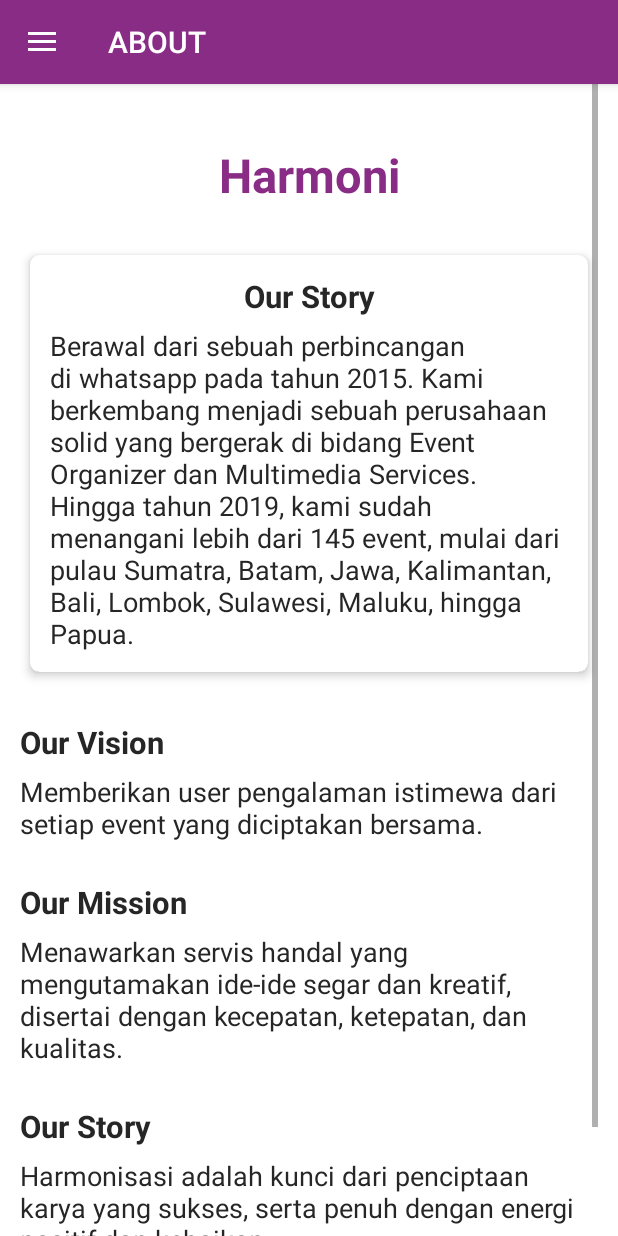
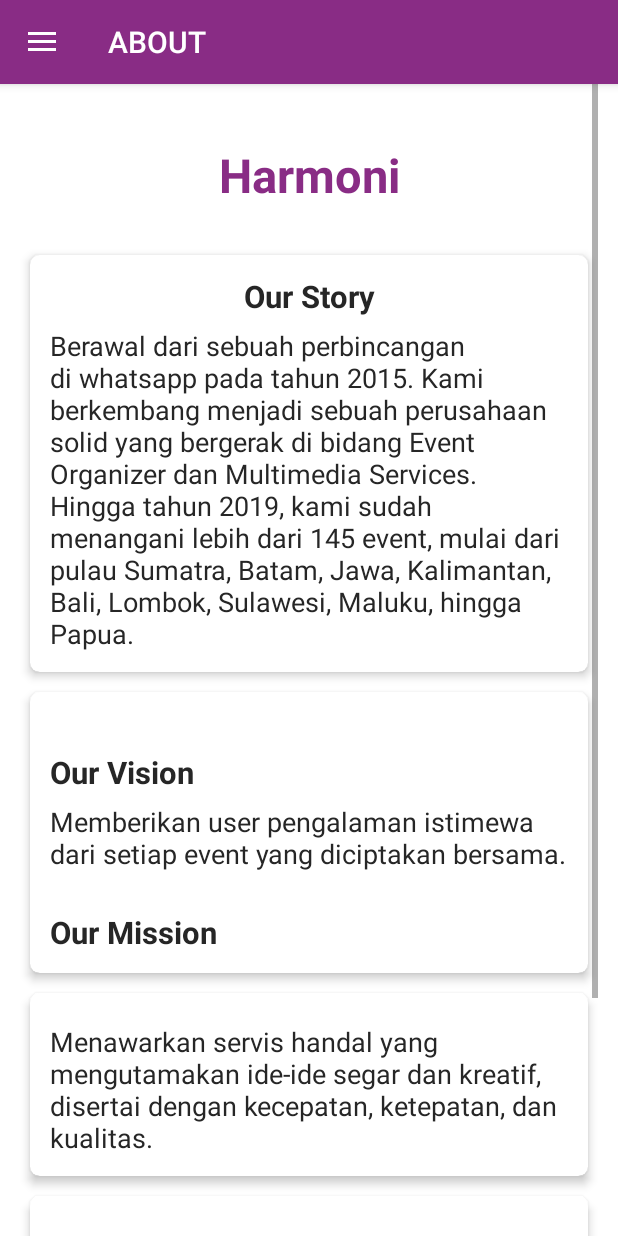
Before and after one commit to himorfosis/harmoni_app, an Android app: the screen it shows after launch (HomeAuthActivity), in the side drawer, after a tap on "Tentang", on a phone screen of 412 x 824 dp. Run offline under Robolectric (Android 15) with nearby library versions, the phone set to English and light mode, and no system bars; our stand-ins replace sdp/ssp sizes; network calls fail; 4 statements that could not run were skipped.

Commit message:
new design about, event

```diff
--- a/app/src/main/java/com/harmonievent/event/EventInput.kt
+++ b/app/src/main/java/com/harmonievent/event/EventInput.kt
@@ -82,7 +82,7 @@ class EventInput : AppCompatActivity() {
 
         send_event_btn.onClick {
 
-//            checkEventDuration()
+            checkEventDuration()
             checkSubmitDataEvent()
         }
 
@@ -124,7 +124,6 @@ class EventInput : AppCompatActivity() {
 
                     // set data
                     val map = HashMap<String, RequestBody>()
-                    map["id_admin"] = createPartFromString("")
                     map["id_user"] = createPartFromString(idUser)
                     map["judul"] = createPartFromString(title)
                     map["deskripsi"] = createPartFromString(description)
@@ -143,7 +142,7 @@ class EventInput : AppCompatActivity() {
 
                     //  push event without image
                     service.createEventWithoutImage(
-                        "", idUser!!, title, description, location,
+                        idUser!!, title, description, location,
                         DATE_SELECTED, DATE_SELECTED, DateCore.getDateToday(),
                         phone, email, "Menunggu Verifikasi", ""
                     )
--- a/app/src/main/java/com/harmonievent/homepage/fragment/auth/Login.kt
+++ b/app/src/main/java/com/harmonievent/homepage/fragment/auth/Login.kt
@@ -9,6 +9,7 @@ import androidx.fragment.app.Fragment
 import com.harmonievent.R
 import com.harmonievent.dialog.DialogLoading
 import com.harmonievent.homepage.HomeActivity
+import com.harmonievent.homepage.HomeAuthActivity
 import com.harmonievent.network.config.AppNetwork
 import com.harmonievent.network.service.UserService
 import com.harmonievent.utilities.preferences.AppPreferences
@@ -47,6 +48,14 @@ class Login : Fragment() {
             checkAuth()
         }
 
+        register_tv.onClick {
+            startActivity(
+                intentFor<HomeAuthActivity>(
+                    "HOME" to HomeAuthActivity.REGISTER
+                )
+            )
+        }
+
     }
 
     private fun checkAuth() {
@@ -68,16 +77,16 @@ class Login : Fragment() {
             .observeOn(AndroidSchedulers.mainThread())
             .subscribeOn(Schedulers.io()).subscribe({
 
-                for (pos in 0 until  it.data.size) {
+                for (pos in 0 until it.data.size) {
 
                     var data = it.data[pos]
                     if (data.username == username && data.password == password) {
                         // save data preferences
-                        HarmoniPreferences.account.setString("name", username )
-                        HarmoniPreferences.account.setString("password", password )
-                        HarmoniPreferences.account.setString("email", data.email )
-                        HarmoniPreferences.account.setString("phone", data.no_telp )
-                        HarmoniPreferences.account.setString("id", data.id_user )
+                        HarmoniPreferences.account.setString("name", username)
+                        HarmoniPreferences.account.setString("password", password)
+                        HarmoniPreferences.account.setString("email", data.email)
+                        HarmoniPreferences.account.setString("phone", data.no_telp)
+                        HarmoniPreferences.account.setString("id", data.id_user)
 
                         onSuccessful()
                         break
--- a/app/src/main/java/com/harmonievent/homepage/fragment/auth/Register.kt
+++ b/app/src/main/java/com/harmonievent/homepage/fragment/auth/Register.kt
@@ -62,7 +62,7 @@ class Register : Fragment() {
         if (username.isNotEmpty() && password.isNotEmpty() && email.isNotEmpty()
             && phone.isNotEmpty()
         ) {
-            onPostLogin(UserModel(0, name, phone, email, password))
+            onPostLogin(UserModel(0, name, phone, email, username, password))
         } else {
             onNotComplete()
         }
--- a/app/src/main/java/com/harmonievent/homepage/fragment/calendar/CalendarFragment.kt
+++ b/app/src/main/java/com/harmonievent/homepage/fragment/calendar/CalendarFragment.kt
@@ -91,13 +91,11 @@ class CalendarFragment : Fragment(), CompactCalendarView.CompactCalendarViewList
     private fun setEventSelectedMonth(monthSelected: String) {
 
         isLog("setEventSelectedMonth")
+        isLog("month : $monthSelected")
 
         adapterEvent.clear()
 
-        isLog("month : $monthSelected")
-
         var listEvent: MutableList<EventModelResponse.Data> = ArrayList()
-
         listData.forEach {
             val monthData = it.tgl_mulai.substring(0, 7)
             isLog("month data : $monthData")
@@ -140,6 +138,7 @@ class CalendarFragment : Fragment(), CompactCalendarView.CompactCalendarViewList
 
     private fun fetchEvent() {
 
+        isLog("fetchEvent")
         service.fetchEvent()
             .observeOn(AndroidSchedulers.mainThread())
             .subscribeOn(Schedulers.io()).subscribe({
@@ -147,6 +146,7 @@ class CalendarFragment : Fragment(), CompactCalendarView.CompactCalendarViewList
                 if (it.data.isNotEmpty()) {
                     isLog("event size : ${it.data.size}")
                     listData.addAll(it.data)
+                    isLog("date selected : ${DateCore.getMonthNow()}")
                     setEventSelectedMonth(DateCore.getMonthNow())
                 } else {
                     onEventEmpty()
--- a/app/src/main/java/com/harmonievent/homepage/fragment/event/EventFragment.kt
+++ b/app/src/main/java/com/harmonievent/homepage/fragment/event/EventFragment.kt
@@ -118,6 +118,8 @@ class EventFragment : Fragment() {
 
     private fun fetchEvent() {
 
+        isLog("fetch event")
+
         service.fetchEvent()
             .observeOn(AndroidSchedulers.mainThread())
             .subscribeOn(Schedulers.io()).subscribe({
@@ -151,12 +153,13 @@ class EventFragment : Fragment() {
         }
 
         if (listEvent.isNotEmpty()) {
-            onEventAvail()
+            isLog("list avail ${listEvent.size}")
+//            onEventAvail()
             adapterEvent.addAll(listEvent)
         } else {
+            isLog("list empty")
             onEventEmpty()
         }
-
 
     }
 
--- a/app/src/main/java/com/harmonievent/network/service/EventService.kt
+++ b/app/src/main/java/com/harmonievent/network/service/EventService.kt
@@ -25,7 +25,6 @@ interface EventService {
     @FormUrlEncoded
     @POST("event")
     fun createEventWithoutImage(
-        @Field("id_admin") id_admin: String,
         @Field("id_user") id_user: String,
         @Field("judul") judul: String,
         @Field("deskripsi") deskripsi: String,
--- a/app/src/main/res/layout/fragment_about.xml
+++ b/app/src/main/res/layout/fragment_about.xml
@@ -27,90 +27,135 @@
                 android:text="Harmoni"
                 android:textColor="@color/text_primary"
                 android:textSize="@dimen/_24ssp"
-                android:textStyle="bold"/>
+                android:textStyle="bold" />
 
             <androidx.cardview.widget.CardView
                 android:layout_width="match_parent"
                 android:layout_height="wrap_content"
+                android:layout_margin="@dimen/_5sdp"
                 app:cardCornerRadius="@dimen/_5sdp"
-                app:cardElevation="@dimen/_3sdp"
-                android:layout_margin="@dimen/_5sdp"
-                >
+                app:cardElevation="@dimen/_3sdp">
 
                 <LinearLayout
                     android:layout_width="match_parent"
                     android:layout_height="wrap_content"
-                    android:padding="@dimen/_10sdp"
-                    android:orientation="vertical">
+                    android:orientation="vertical"
+                    android:padding="@dimen/_10sdp">
 
                     <TextView
+                        style="@style/text_item_title_about"
                         android:layout_width="match_parent"
                         android:layout_height="wrap_content"
-                        android:text="@string/our_story"
                         android:gravity="center"
-                        style="@style/text_item_title_about" />
+                        android:text="@string/our_story" />
 
                     <TextView
+                        style="@style/text_detail_description"
                         android:layout_width="match_parent"
                         android:layout_height="wrap_content"
                         android:layout_marginTop="@dimen/_5sdp"
-                        android:text="@string/our_story_description"
-                        style="@style/text_detail_description"/>
+                        android:text="@string/our_story_description" />
 
                 </LinearLayout>
 
             </androidx.cardview.widget.CardView>
 
+            <androidx.cardview.widget.CardView
+                android:layout_width="match_parent"
+                android:layout_height="wrap_content"
+                android:layout_margin="@dimen/_5sdp"
+                app:cardCornerRadius="@dimen/_5sdp"
+                app:cardElevation="@dimen/_3sdp">
+
+                <LinearLayout
+                    android:layout_width="match_parent"
+                    android:layout_height="wrap_content"
+                    android:orientation="vertical"
+                    android:padding="@dimen/_10sdp">
 
                     <TextView
+                        style="@style/text_item_title_about"
                         android:layout_width="match_parent"
                         android:layout_height="wrap_content"
                         android:layout_marginTop="@dimen/_20sdp"
-                android:text="@string/our_vision"
-                style="@style/text_item_title_about"
-                />
+                        android:text="@string/our_vision" />
 
                     <TextView
+                        style="@style/text_detail_description"
                         android:layout_width="match_parent"
                         android:layout_height="wrap_content"
                         android:layout_marginTop="@dimen/_5sdp"
-                android:text="@string/our_vision_description"
-                style="@style/text_detail_description"
-                />
+                        android:text="@string/our_vision_description" />
 
                     <TextView
+                        style="@style/text_item_title_about"
                         android:layout_width="match_parent"
                         android:layout_height="wrap_content"
                         android:layout_marginTop="@dimen/_20sdp"
-                android:text="@string/our_mission"
-                style="@style/text_item_title_about"
-                />
+                        android:text="@string/our_mission" />
+
+                </LinearLayout>
+
+            </androidx.cardview.widget.CardView>
+
+            <androidx.cardview.widget.CardView
+                android:layout_width="match_parent"
+                android:layout_height="wrap_content"
+                android:layout_margin="@dimen/_5sdp"
+                app:cardCornerRadius="@dimen/_5sdp"
+                app:cardElevation="@dimen/_3sdp">
+
+                <LinearLayout
+                    android:layout_width="match_parent"
+                    android:layout_height="wrap_content"
+                    android:orientation="vertical"
+                    android:padding="@dimen/_10sdp">
 
                     <TextView
+                        style="@style/text_detail_description"
                         android:layout_width="match_parent"
                         android:layout_height="wrap_content"
                         android:layout_marginTop="@dimen/_5sdp"
-                android:text="@string/our_mission_description"
-                style="@style/text_detail_description"
-                />
+                        android:text="@string/our_mission_description" />
+
+
+                </LinearLayout>
+
+            </androidx.cardview.widget.CardView>
+
+            <androidx.cardview.widget.CardView
+                android:layout_width="match_parent"
+                android:layout_height="wrap_content"
+                android:layout_margin="@dimen/_5sdp"
+                app:cardCornerRadius="@dimen/_5sdp"
+                app:cardElevation="@dimen/_3sdp">
+
+                <LinearLayout
+                    android:layout_width="match_parent"
+                    android:layout_height="wrap_content"
+                    android:orientation="vertical"
+                    android:padding="@dimen/_10sdp">
 
                     <TextView
+                        style="@style/text_item_title_about"
                         android:layout_width="match_parent"
                         android:layout_height="wrap_content"
                         android:layout_marginTop="@dimen/_20sdp"
-                android:text="@string/our_story"
-                style="@style/text_item_title_about"
-                />
+                        android:text="@string/our_story" />
 
                     <TextView
+                        style="@style/text_detail_description"
                         android:layout_width="match_parent"
                         android:layout_height="wrap_content"
                         android:layout_marginTop="@dimen/_5sdp"
-                android:text="@string/our_philosophy_description"
-                style="@style/text_detail_description"
-                />
+                        android:text="@string/our_philosophy_description" />
 
                 </LinearLayout>
+
+            </androidx.cardview.widget.CardView>
+
+        </LinearLayout>
+
 
     </ScrollView>
 
--- a/app/src/main/res/layout/fragment_login.xml
+++ b/app/src/main/res/layout/fragment_login.xml
@@ -109,7 +109,7 @@
                 android:layout_height="wrap_content"
                 android:orientation="horizontal"
                 android:layout_marginTop="@dimen/_10sdp"
-                android:visibility="gone"
+                android:visibility="visible"
                 android:gravity="center">
 
                 <TextView
```
Lines whose indentation alone changed are shown as unchanged.
